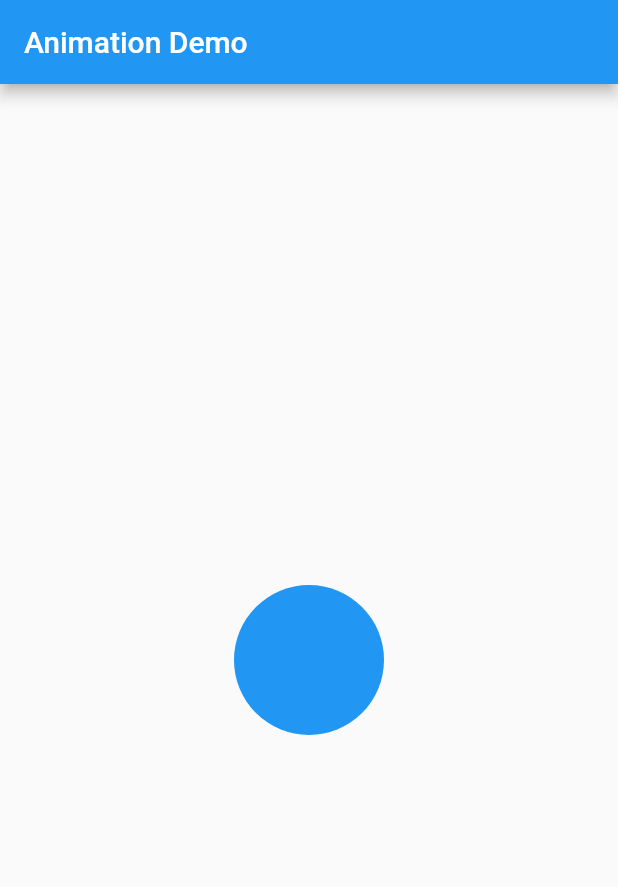
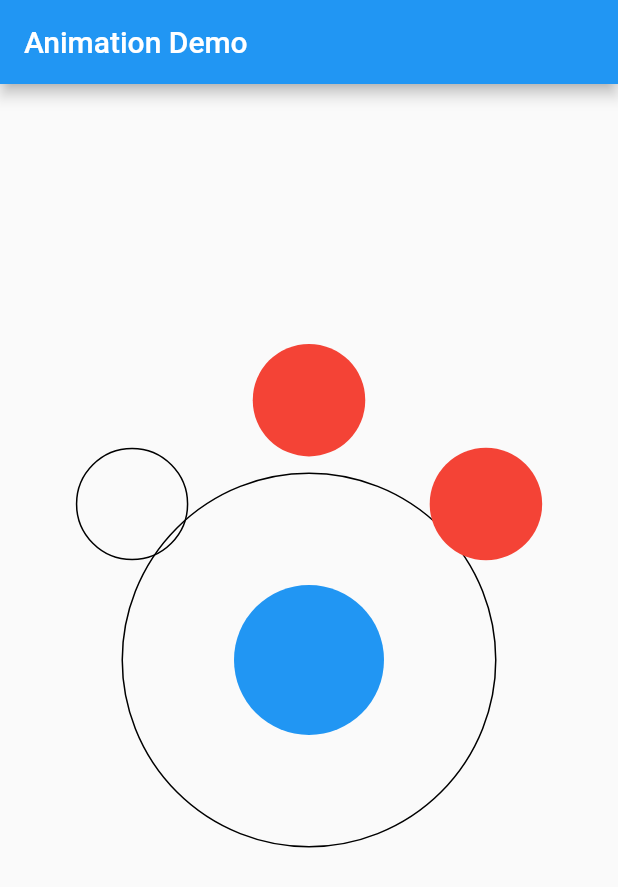
Before and after one commit to numerative/Flutter-Animation-Demo, a Flutter app: the screen it shows after launch, on a phone screen of 412 x 824 dp. Shown: the top 887 px of the screen. Run offline on Flutter 3.47's test engine with Material 2 defaults, Android fonts, the phone set to English and light mode, and no system bars.

Commit message:
Final Positions

```diff
--- a/lib/main.dart
+++ b/lib/main.dart
@@ -42,17 +42,57 @@ class Circle extends StatefulWidget {
 
 class _AnimatedCircle extends State<Circle> {
   double measurement = 100;
-  double x = 0;
-  double y = 0;
+  double x2 = 0;
+  double y2 = -0.5;
+  double x1 = -0.7;
+  double y1 = -0.3;
+  double x3 = 0.7;
+  double y3 = -0.3;
 
   @override
   Widget build(BuildContext context) {
     return Center(
       child: Stack(
         children: <Widget>[
+          Align(
+            child: Container(
+              height: 250,
+              width: 250,
+              decoration: BoxDecoration(
+                shape: BoxShape.circle,
+                border: Border.all(),
+              ),
+            ),
+          ),
           AnimatedContainer(
             duration: Duration(milliseconds: 500),
-            alignment: Alignment(x, y),
+            alignment: Alignment(x1, y1),
+            child: AnimatedContainer(
+              duration: Duration(milliseconds: 0),
+              height: 75,
+              width: 75,
+              decoration: new BoxDecoration(
+                shape: BoxShape.circle,
+                border: Border.all(color: Colors.black),
+              ),
+            ),
+          ),
+          AnimatedContainer(
+            duration: Duration(milliseconds: 500),
+            alignment: Alignment(x2, y2),
+            child: AnimatedContainer(
+              duration: Duration(milliseconds: 0),
+              height: 75,
+              width: 75,
+              decoration: new BoxDecoration(
+                shape: BoxShape.circle,
+                color: Colors.red,
+              ),
+            ),
+          ),
+          AnimatedContainer(
+            duration: Duration(milliseconds: 500),
+            alignment: Alignment(x3, y3),
             child: AnimatedContainer(
               duration: Duration(milliseconds: 0),
               height: 75,
@@ -69,7 +109,7 @@ class _AnimatedCircle extends State<Circle> {
               onTapDown: (t) {
                 setState(() {
                   measurement = measurement * 0.8;
-                  y = -0.5;
+                  y2 = -0.5;
                 });
               },
               onTapUp: (t) {
```
